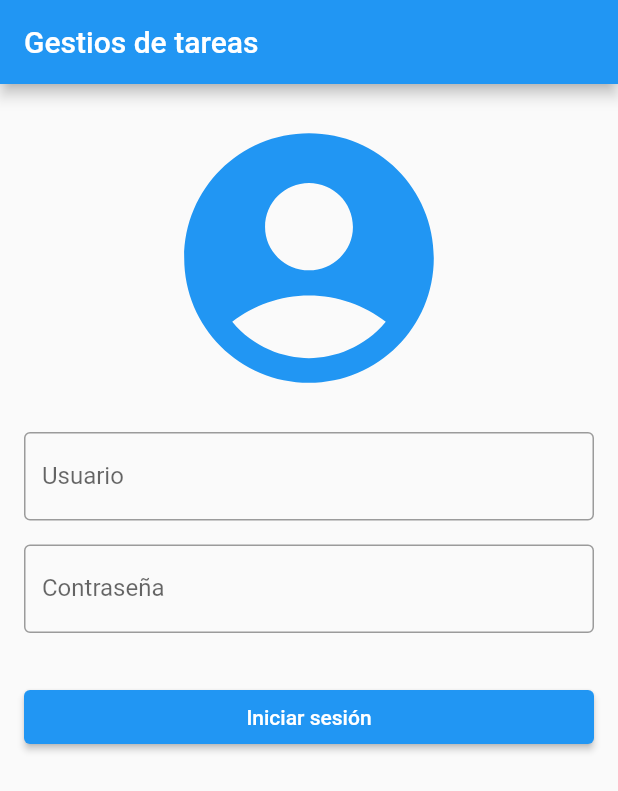
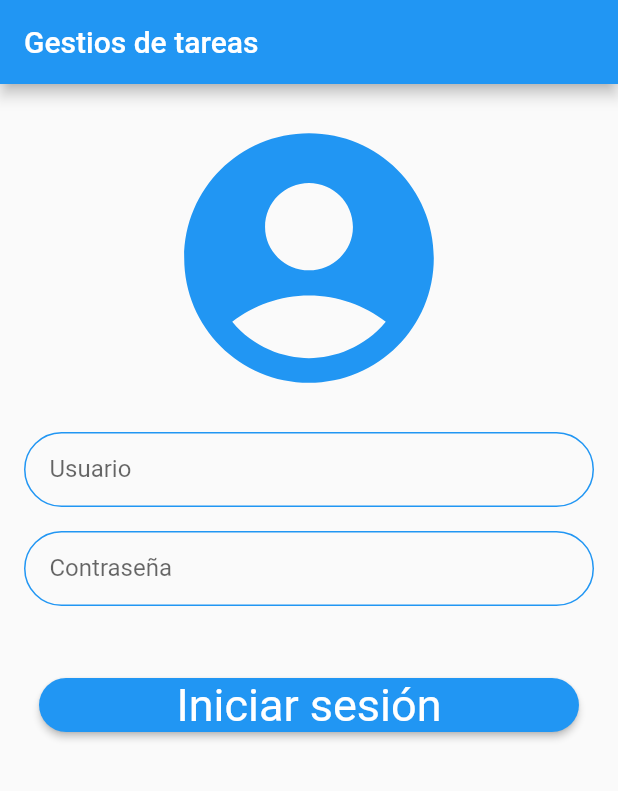
Before and after one commit to JhousefSilva1/planning-dayApp, a Flutter app: the screen it shows after launch, on a phone screen of 412 x 824 dp. Shown: the top 791 px of the screen. Run offline on Flutter 3.47's test engine with Material 2 defaults, Android fonts, the light colour scheme and no system bars; our stand-ins replace equatable, flutter_bloc.

```diff
--- a/lib/screens/login_screen.dart
+++ b/lib/screens/login_screen.dart
@@ -1,7 +1,9 @@
-import 'package:flutter/cupertino.dart';
+import 'dart:ui';
+
 import 'package:flutter/material.dart';
 import 'package:flutter_bloc/flutter_bloc.dart';
 import 'package:tasks/cubit/login_cubit.dart';
+import 'package:tasks/screens/home_task_screen.dart';
 import 'package:tasks/screens/login_state.dart';
 
 class LoginScreen extends StatefulWidget {
@@ -9,7 +11,10 @@ class LoginScreen extends StatefulWidget {
 
   static const ruterName = '/login';
 
+  const LoginScreen({super.key});
+
   @override
+  // ignore: library_private_types_in_public_api
   _LoginScreenState createState() => _LoginScreenState();
 }
 
@@ -18,11 +23,12 @@ class _LoginScreenState extends State<LoginScreen> {
   final _passworddController = TextEditingController();
 
   void _onLoginButtonPressed() {
+    // ignore: unused_local_variable
     final username = _usernameController.text;
+    // ignore: unused_local_variable
     final passwordd = _passworddController.text;
   }
 
-  @override
   @override
   Widget build(BuildContext context) {
     return Scaffold(
@@ -119,33 +125,60 @@ class _LoginScreenState extends State<LoginScreen> {
                 crossAxisAlignment: CrossAxisAlignment.stretch,
                 children: [
                   const Icon(
-                    Icons.account_circle,
+                    Icons.account_circle_rounded,
                     size: 200.0,
                     color: Colors.blue,
                   ),
                   const SizedBox(height: 16.0),
-                  TextFormField(
+                  Container(
+                    decoration: BoxDecoration(
+                      border: Border.all(color: Colors.blue),
+                      borderRadius: BorderRadius.circular(25),
+                    ),
+                    child: TextFormField(
                       controller: _usernameController,
                       decoration: const InputDecoration(
-                      border: OutlineInputBorder(),
+                        contentPadding: EdgeInsets.symmetric(horizontal: 16),
+                        border: InputBorder.none,
                         labelText: 'Usuario',
                       ),
                     ),
+                  ),
                   const SizedBox(height: 16.0),
-                  TextFormField(
+                  //
+                  Container(
+                    decoration: BoxDecoration(
+                      border: Border.all(color: Colors.blue),
+                      borderRadius: BorderRadius.circular(25),
+                    ),
+                    child: TextFormField(
                       controller: _passworddController,
                       decoration: const InputDecoration(
-                      border: OutlineInputBorder(),
+                        contentPadding: EdgeInsets.symmetric(horizontal: 16),
+                        border: InputBorder.none,
                         labelText: 'Contraseña',
                       ),
                     ),
+                  ),
                   const SizedBox(height: 32.0),
-                  ElevatedButton(
-                    onPressed:
-                        state is! LoginLoading ? _onLoginButtonPressed : null,
+                  Container(
+                    padding: const EdgeInsets.all(10),
+                    child: ElevatedButton(
+                        //
+                        onPressed: () {
+
+                        },
+                        style: ElevatedButton.styleFrom(
+                          shape: RoundedRectangleBorder(
+                            borderRadius: BorderRadius.circular(20.0),
+                          ),
+                          textStyle: const TextStyle(fontSize: 30),
+
+                          // ignore: prefer_const_constructors
+                        ),
                         child: state is LoginLoading
                             ? const CircularProgressIndicator()
-                        : const Text('Iniciar sesión'),
+                            : const Text('Iniciar sesión')),
                   ),
                 ],
               ));
--- a/lib/screens/login_state.dart
+++ b/lib/screens/login_state.dart
@@ -1,4 +1,7 @@
 import 'package:equatable/equatable.dart';
+import 'package:flutter/widgets.dart';
+
+import 'home_task_screen.dart';
 
 abstract class LoginState extends Equatable {
   const LoginState();
@@ -9,9 +12,13 @@ abstract class LoginState extends Equatable {
 
 class LoginInitial extends LoginState {}
 
-class LoginLoading extends LoginState {}
+class LoginLoading extends LoginState {
+  const LoginLoading();
+}
 
-class LoginSuccess extends LoginState {}
+class LoginSuccess extends LoginState {
+
+}
 
 class LoginFailure extends LoginState {
   final String errorMessage;
```
Also changed, not shown: lib/screens/home_task_page_state.dart (added, +10 -0 lines), lib/screens/home_task_screen.dart (added, +20 -0 lines). Lines whose indentation alone changed are shown as unchanged.
